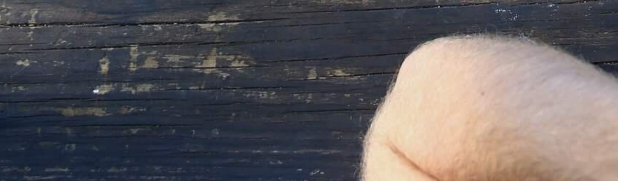
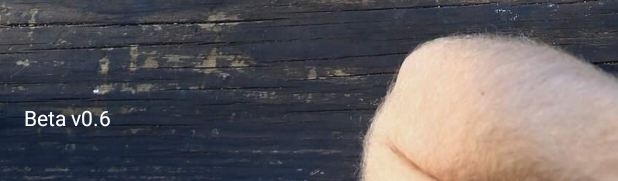
Before and after one commit to fmeydan/GecmeNotuHesaplama, an Android app: the layout activity_splash.xml on its own in the app's theme, with its tools: preview values and no code run, on a phone screen of 412 x 824 dp. Shown: the part 1055-1236 px from the top of the screen. Run offline under Robolectric (Android 15) with nearby library versions, the phone set to English and light mode, and no system bars; plain views replace KenBurnsView.

Commit message:
# Versiyon 0.6
Görsel iyileştirmeler yapıldı.

Ders not ve oranları giriş yöntemi Decimal olarak değiştirildi.

Veritabanına boş kayıt eklenmesi engellendi.

Bilgilendirme Activity kaldırıldı.

Icon eklendi.

```diff
--- a/app/src/main/AndroidManifest.xml
+++ b/app/src/main/AndroidManifest.xml
@@ -4,9 +4,9 @@
 
     <application
         android:allowBackup="true"
-        android:icon="@mipmap/ic_launcher"
+        android:icon="@drawable/icon"
         android:label="@string/app_name"
-        android:roundIcon="@mipmap/ic_launcher_round"
+        android:roundIcon="@drawable/icon"
         android:supportsRtl="true"
         android:theme="@style/AppTheme">
         <activity android:name=".GirisActivity">
--- a/app/src/main/java/com/fuatmeydan/nothesapla/SplashActivity.java
+++ b/app/src/main/java/com/fuatmeydan/nothesapla/SplashActivity.java
@@ -23,10 +23,10 @@ public class SplashActivity extends AppCompatActivity {
         @Override
         public void run() {
             try {
-                Thread.sleep(5000);
+                Thread.sleep(2000);
             } catch (Exception e) {
             }
-            Intent intent = new Intent(SplashActivity.this, UyariActivity.class);
+            Intent intent = new Intent(SplashActivity.this, GirisActivity.class); //Artık uyarı actvity e ihtiyacımız olmadı için direk giriş activity e yönlendiriyoruz.
             startActivity(intent);
             finish(); //Bu activity kapanır
         }
--- a/app/src/main/res/layout/activity_splash.xml
+++ b/app/src/main/res/layout/activity_splash.xml
@@ -35,5 +35,18 @@
         app:layout_constraintEnd_toEndOf="parent"
         app:layout_constraintTop_toTopOf="parent" />
 
+    <TextView
+        android:id="@+id/textView"
+        android:layout_width="wrap_content"
+        android:layout_height="wrap_content"
+        android:text="Beta v0.6"
+        android:textColor="#ffffff"
+        app:layout_constraintBottom_toBottomOf="parent"
+        app:layout_constraintEnd_toStartOf="@+id/imageView2"
+        app:layout_constraintHorizontal_bias="0.326"
+        app:layout_constraintStart_toStartOf="parent"
+        app:layout_constraintTop_toTopOf="parent"
+        app:layout_constraintVertical_bias="0.959" />
+
 
 </androidx.constraintlayout.widget.ConstraintLayout>
```
Also changed, not shown: app/src/main/res/layout/activity_giris.xml (+4 -4 lines), app/src/main/res/drawable/ic_launcher.png (added), app/src/main/res/drawable/icon.png (added).
